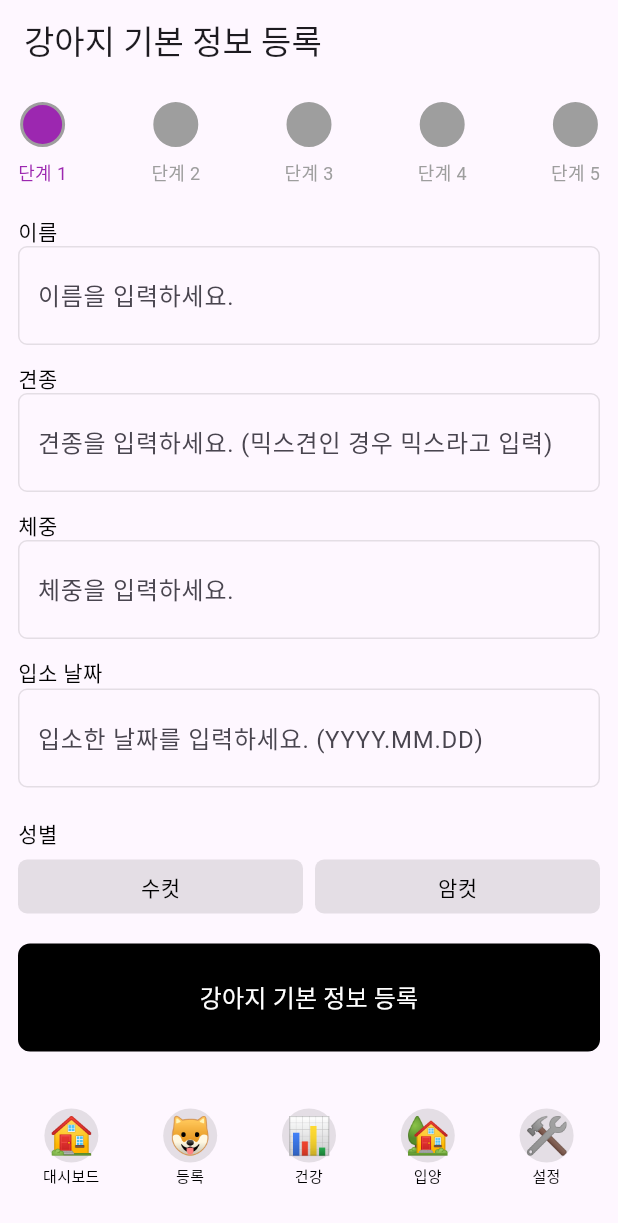
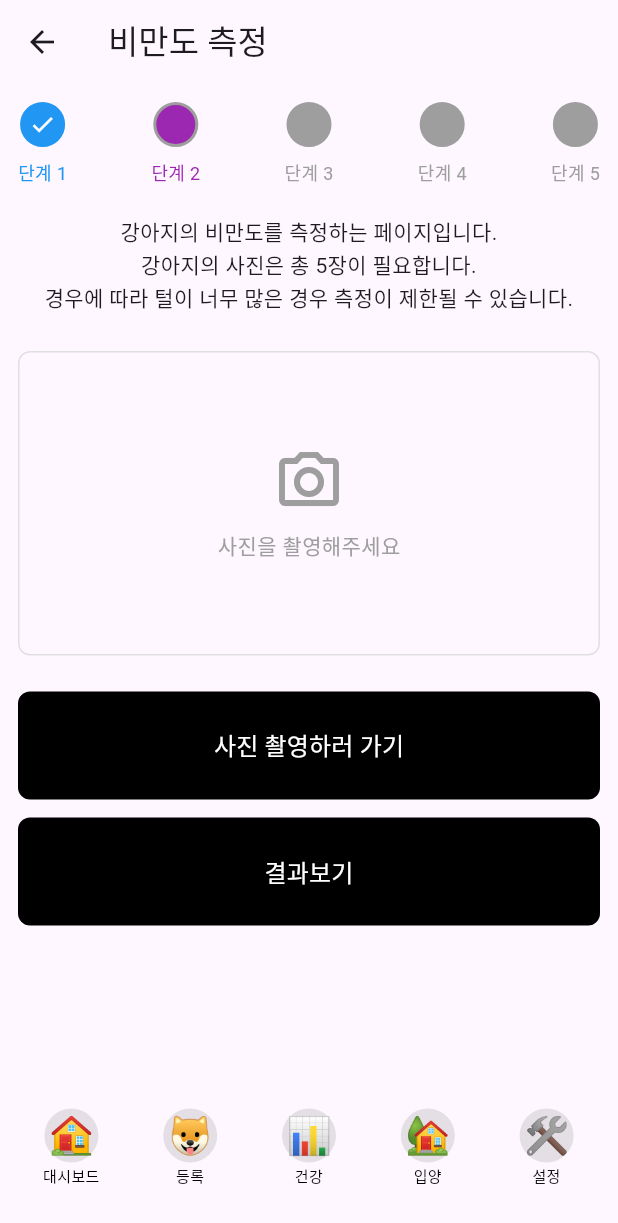
Before and after one commit to Capston-Dogcument/document-frontend, a Flutter app: the screen it shows after launch, after a tap on "강아지 기본 정보 등록", on a phone screen of 412 x 824 dp. Shown: the top 1223 px of the screen. Run offline on Flutter 3.47's test engine with Material 3 defaults, Android fonts, the phone set to English and light mode, and no system bars; our stand-ins replace camera; Roboto replaces fonts that are missing (pretendard).

Commit message:
[FEAT] 비만도 측정 페이지 추가

```diff
--- a/lib/screens/basic_information_screen.dart
+++ b/lib/screens/basic_information_screen.dart
@@ -1,3 +1,4 @@
+import 'package:document/screens/check_obesity_screen.dart';
 import 'package:flutter/material.dart';
 import 'package:document/widgets/basic_button.dart';
 import 'package:document/widgets/bottom_tapbar.dart';
@@ -107,6 +108,12 @@ class _BasicInformationScreenState extends State<BasicInformationScreen> {
                         label: '강아지 기본 정보 등록',
                         onPressed: () {
                           // Handle registration logic here
+                          Navigator.push(
+                            context,
+                            MaterialPageRoute(
+                              builder: (context) => const CheckObesityScreen(),
+                            ),
+                          );
                         },
                       ),
                       const SizedBox(height: 12),
--- /dev/null
+++ b/lib/screens/check_obesity_screen.dart
@@ -0,0 +1,138 @@
+import 'package:flutter/material.dart';
+import 'package:document/widgets/basic_button.dart';
+import 'package:document/widgets/bottom_tapbar.dart';
+import 'package:document/widgets/progressbar.dart';
+import 'dart:io';
+import 'package:document/screens/take_photos_screen.dart';
+
+class CheckObesityScreen extends StatefulWidget {
+  const CheckObesityScreen({super.key});
+
+  @override
+  State<CheckObesityScreen> createState() => _CheckObesityScreenState();
+}
+
+class _CheckObesityScreenState extends State<CheckObesityScreen> {
+  File? _imageFile; // 이미지 파일 저장 변수
+
+  @override
+  Widget build(BuildContext context) {
+    return Scaffold(
+      appBar: AppBar(
+        title: const Text("비만도 측정"),
+      ),
+      body: SafeArea(
+        child: Padding(
+          padding: const EdgeInsets.all(12.0),
+          child: Column(
+            children: [
+              // ProgressBar
+              const ProgressBar(
+                steps: [true, false, false, false, false], // 첫 단계 진행 중
+              ),
+              const SizedBox(height: 20),
+
+              // Content in a Scrollable Container
+              Expanded(
+                child: SingleChildScrollView(
+                  child: Column(
+                    crossAxisAlignment: CrossAxisAlignment.center,
+                    children: [
+                      // 설명 텍스트
+                      const Text(
+                        '강아지의 비만도를 측정하는 페이지입니다.\n'
+                        '강아지의 사진은 총 5장이 필요합니다.\n'
+                        '경우에 따라 털이 너무 많은 경우 측정이 제한될 수 있습니다.',
+                        textAlign: TextAlign.center,
+                        style: TextStyle(
+                          fontSize: 14,
+                          height: 1.5,
+                        ),
+                      ),
+
+                      const SizedBox(height: 24),
+
+                      // 이미지 프리뷰
+                      Container(
+                        width: double.infinity,
+                        height: 203,
+                        decoration: BoxDecoration(
+                          borderRadius: BorderRadius.circular(8),
+                          border: Border.all(
+                            color: Colors.grey[300]!,
+                            width: 1,
+                          ),
+                        ),
+                        child: _imageFile != null
+                            ? ClipRRect(
+                                borderRadius: BorderRadius.circular(8),
+                                child: Image.file(
+                                  _imageFile!,
+                                  fit: BoxFit.cover,
+                                ),
+                              )
+                            : const Center(
+                                child: Column(
+                                  mainAxisAlignment: MainAxisAlignment.center,
+                                  children: [
+                                    Icon(
+                                      Icons.camera_alt_outlined,
+                                      size: 48,
+                                      color: Colors.grey,
+                                    ),
+                                    SizedBox(height: 8),
+                                    Text(
+                                      '사진을 촬영해주세요',
+                                      style: TextStyle(
+                                        color: Colors.grey,
+                                        fontSize: 14,
+                                      ),
+                                    ),
+                                  ],
+                                ),
+                              ),
+                      ),
+
+                      const SizedBox(height: 24),
+
+                      // 버튼들
+                      BasicButton(
+                        label: '사진 촬영하러 가기',
+                        onPressed: () {
+                          Navigator.push(
+                            context,
+                            MaterialPageRoute(
+                              builder: (context) => const TakePhotosScreen(),
+                            ),
+                          );
+                        },
+                      ),
+
+                      const SizedBox(height: 12),
+
+                      BasicButton(
+                        label: '결과보기',
+                        onPressed: () {
+                          // 결과 페이지로 이동
+                        },
+                      ),
+                    ],
+                  ),
+                ),
+              ),
+            ],
+          ),
+        ),
+      ),
+      bottomNavigationBar: BottomTabBar(
+        tabItems: [
+          TabItem(icon: '🏠', label: '대시보드', onTap: () {}),
+          TabItem(icon: '🐶', label: '등록', onTap: () {}),
+          TabItem(icon: '📊', label: '건강', onTap: () {}),
+          TabItem(icon: '🏡', label: '입양', onTap: () {}),
+          TabItem(icon: '🛠️', label: '설정', onTap: () {}),
+        ],
+      ),
+    );
+  }
+}
--- a/pubspec.yaml
+++ b/pubspec.yaml
@@ -32,9 +32,11 @@ dependencies:
     sdk: flutter
 
 
+
   # The following adds the Cupertino Icons font to your application.
   # Use with the CupertinoIcons class for iOS style icons.
   cupertino_icons: ^1.0.2
+  camera: ^0.10.5+9
 
 dev_dependencies:
   flutter_test:
```
Also changed, not shown: lib/screens/take_photos_screen.dart (added, +250 -0 lines), pubspec.lock, 11 other files.
